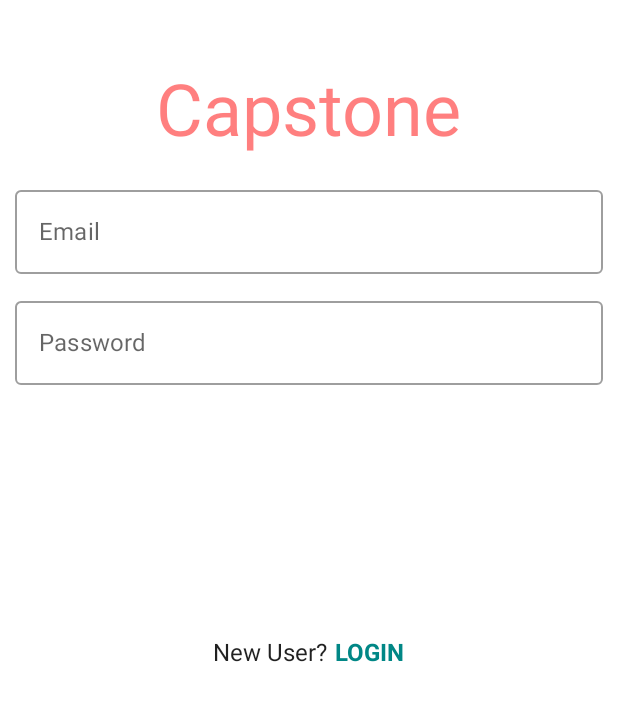
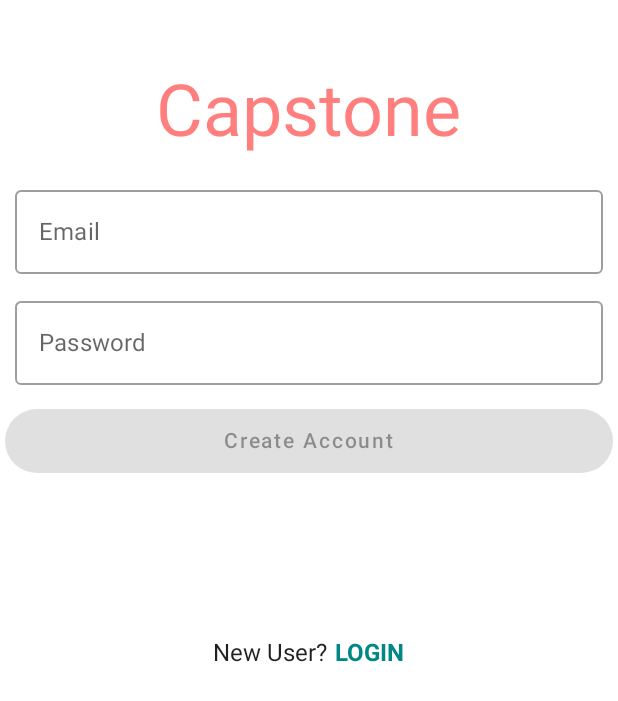
Before and after one commit to ArtemisSoftware/Capstone-Experience, an Android app built with Jetpack Compose: the screen it shows after launch (MainActivity), on a phone screen of 412 x 824 dp. Shown: the top 701 px of the screen. Run offline under Robolectric (Android 15) with nearby library versions, the phone set to English and light mode, and no system bars; our stand-ins replace Dagger/Hilt's generated code.

Commit message:
Showing Login Form and Login Button

```diff
--- a/app/src/main/java/com/artemissoftware/capstoneexperience/screens/login/LoginScreen.kt
+++ b/app/src/main/java/com/artemissoftware/capstoneexperience/screens/login/LoginScreen.kt
@@ -153,15 +153,15 @@ fun UserForm(
             }
         )
 
-//        SubmitButton(
-//            textId = if (isCreateAccount) "Create Account" else "Login",
-//            loading = loading,
-//            validInputs = valid
-//        ){
-//            onDone(email.value.trim(), password.value.trim())
-//            keyboardController?.hide()
-//        }
-
+        SubmitButton(
+            textId = if (isCreateAccount) "Create Account" else "Login",
+            loading = loading,
+            validInputs = valid,
+            onClick = {
+                onDone(email.value.trim(), password.value.trim())
+                keyboardController?.hide()
+            }
+        )
 
 
     }
@@ -169,23 +169,22 @@ fun UserForm(
 
 }
 
-//@Composable
-//fun SubmitButton(textId: String,
-//                 loading: Boolean,
-//                 validInputs: Boolean,
-//                 onClick: () -> Unit) {
-//    Button(
-//        onClick = onClick,
-//        modifier = Modifier
-//            .padding(3.dp)
-//            .fillMaxWidth(),
-//        enabled = !loading && validInputs,
-//        shape = CircleShape
-//    ) {
-//        if (loading) CircularProgressIndicator(modifier = Modifier.size(25.dp))
-//        else Text(text = textId, modifier = Modifier.padding(5.dp))
-//
-//    }
-//
-//}
-//
+@Composable
+fun SubmitButton(textId: String,
+                 loading: Boolean,
+                 validInputs: Boolean,
+                 onClick: () -> Unit) {
+    Button(
+        onClick = onClick,
+        modifier = Modifier
+            .padding(3.dp)
+            .fillMaxWidth(),
+        enabled = !loading && validInputs,
+        shape = CircleShape
+    ) {
+        if (loading) CircularProgressIndicator(modifier = Modifier.size(25.dp))
+        else Text(text = textId, modifier = Modifier.padding(5.dp))
+
+    }
+
+}
```
